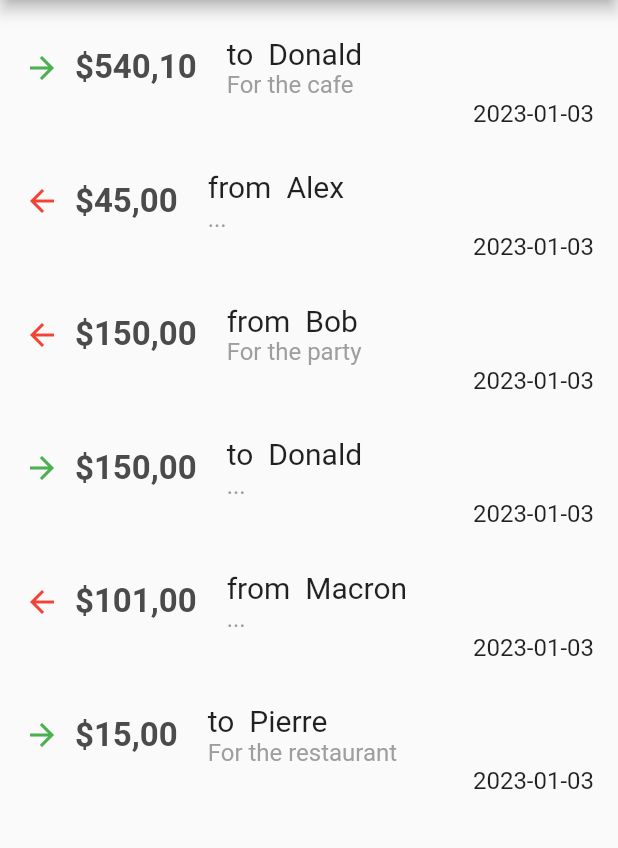
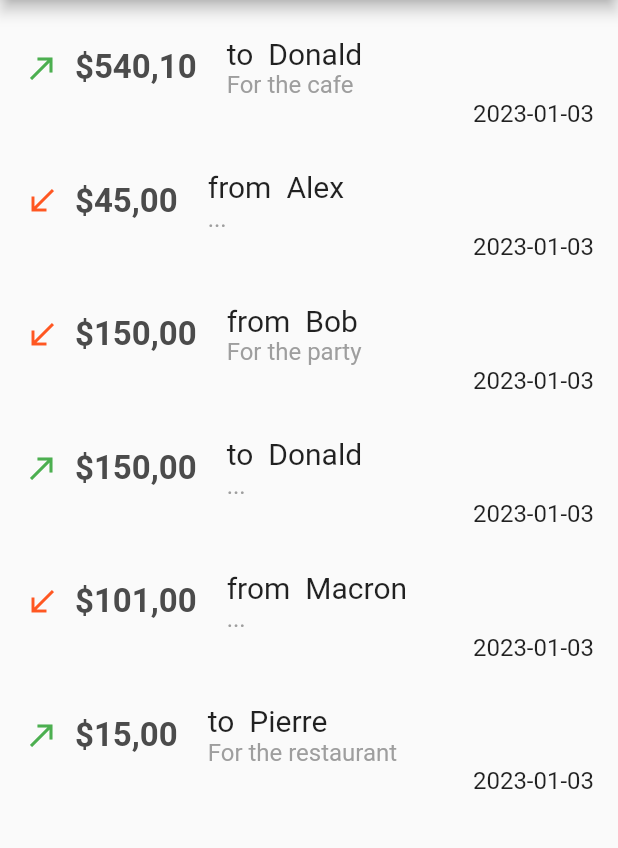
Before and after one commit to Shalini11g/dvibe, a Flutter app: the DashboardPage screen opened by its route, on a phone screen of 412 x 824 dp, the part 84-932 px from its top. Run offline on Flutter 3.47's test engine with Material 2 defaults, Android fonts, the phone set to English and light mode, and no system bars; our stand-ins replace firebase_auth, firebase_core, flutter_contacts; missing offline and left inert: get_phone_number; accounts and stored records are empty.

Commit message:
New design + fetch data from firebase

```diff
--- a/lib/view/bills_page.dart
+++ b/lib/view/bills_page.dart
@@ -1,11 +1,106 @@
 import 'package:bill_splitter/model/user.dart';
 import 'package:bill_splitter/viewModel/firebaseDatabase.dart';
-import 'package:bill_splitter/view/billDetail.dart';
+import 'package:bill_splitter/view/bill_detail.dart';
 import 'package:flutter/material.dart';
 import '../model/bill.dart';
-import '../pay_bills.dart';
 import '../viewModel/sm_strNumber_operation.dart';
 
+class BillsPage extends StatefulWidget{
+  @override
+  State<StatefulWidget> createState() {
+    return BillsPageState();
+  }
+  const BillsPage({super.key});
+}
+
+class BillsPageState extends State<BillsPage>{
+  @override
+  List<Bill>? _billList;
+  @override
+  void initState() {
+    _fetchData();
+    super.initState();
+  }
+
+  Future _fetchData() async {
+    FirebaseDatabase api = new FirebaseDatabase();
+    final usersBill = await api.getBills();
+    setState(() => _billList = usersBill);
+  }
+
+  Widget build(BuildContext context) {
+    if (_billList == null) return Center(child: CircularProgressIndicator());
+    return ListView.builder(
+      itemCount: _billList!.length,
+      itemBuilder: (context, i) => ListTile(
+        title: _renderOneBill(_billList![i]),
+        onTap: (){
+          Navigator.of(context).push(
+              MaterialPageRoute(
+                  builder: (BuildContext) {
+                    return BillDetailPage(_billList![i]);
+                  }
+              )
+          );
+        },
+      ),
+    );
+  }
+  Widget _renderOneBill(Bill bill){
+    String fromOrTo = "from";
+    UserApp other = bill.from!;
+    bool iMustSendMoney = "+45 876 575676" != bill.from!.phoneNumber;
+    if(!iMustSendMoney){
+      fromOrTo = "to";
+      other = bill.to!;
+    }
+    String comment = bill.comment;
+    if(bill.comment.length>30){
+      comment = comment.substring(0,30);
+    }else if(bill.comment.length == 0){
+      comment = "...";
+    }
+
+    return Column(
+      crossAxisAlignment: CrossAxisAlignment.end,
+      children: [
+        SizedBox(height: 20),
+        Row(
+          children: [
+            sendOrReceive(iMustSendMoney),
+            SizedBox(width: 10),
+            Text(strNumber().formatNumber(bill.amount.toString()),
+                style: TextStyle(fontWeight: FontWeight.bold, fontSize: 22, color: Color.fromARGB(255, 75, 75, 75))),
+            SizedBox(width: 20),
+            Column(
+              crossAxisAlignment: CrossAxisAlignment.start,
+              children: [
+                Row(
+                  mainAxisAlignment: MainAxisAlignment.start,
+                  children: [
+                    Text(fromOrTo,style: TextStyle(fontSize: 20)),
+                    SizedBox(width: 10),
+                    Text(other.name,style: TextStyle(fontSize: 20)),
+                  ],
+                ),
+                Text(comment,style: TextStyle(color: Colors.grey))
+              ],
+            ),
+          ],
+        ),
+        Text(bill.dateOfCreation!.toString().substring(0,10))
+      ],
+    );
+  }
+  Icon sendOrReceive(bool iMustSendMoney){
+    if(iMustSendMoney){
+      return Icon(Icons.call_received,color: Colors.deepOrange,);
+    }
+    return Icon(Icons.call_made, color: Colors.green,);
+  }
+
+}
+/*
 class BillsPage extends StatelessWidget {
   const BillsPage({super.key});
 
@@ -15,7 +110,7 @@ class BillsPage extends StatelessWidget {
     return ListView.builder(
       itemCount: allBills.length,
       itemBuilder: (context, i) => ListTile(
-        title: _renderBill(allBills[i]),
+        title: _renderOneBill(allBills[i]),
         onTap: (){
           Navigator.of(context).push(
             MaterialPageRoute(
@@ -29,7 +124,7 @@ class BillsPage extends StatelessWidget {
     );
   }
   //quick and dirty
-  Widget _renderBill(Bill bill){
+  Widget _renderOneBill(Bill bill){
     String fromOrTo = "from";
     UserApp other = bill.from!;
     bool iMustSendMoney = "+45 876 575676" != bill.from!.phoneNumber;
@@ -83,3 +178,4 @@ class BillsPage extends StatelessWidget {
   }
 
 }
+*/
```
Also changed, not shown: lib/history_page.dart (deleted, +0 -85 lines), lib/model/api.dart (+40 -2 lines), lib/view/dashboard_page.dart (+10 -2 lines), lib/view/fail_page.dart (added, +46 -0 lines), lib/view/history_detail.dart (added, +34 -0 lines), lib/view/history_page.dart (added, +65 -0 lines), lib/view/sm_ask_for_confirmation.dart (+7 -1 lines), lib/view/success_page.dart (added, +40 -0 lines), lib/viewModel/firebaseDatabase.dart (+14 -7 lines), lib/view/bill_detail.dart (renamed from lib/view/billDetail.dart), lib/view/profile_page.dart (renamed from lib/profile_page.dart), 3 other files.
